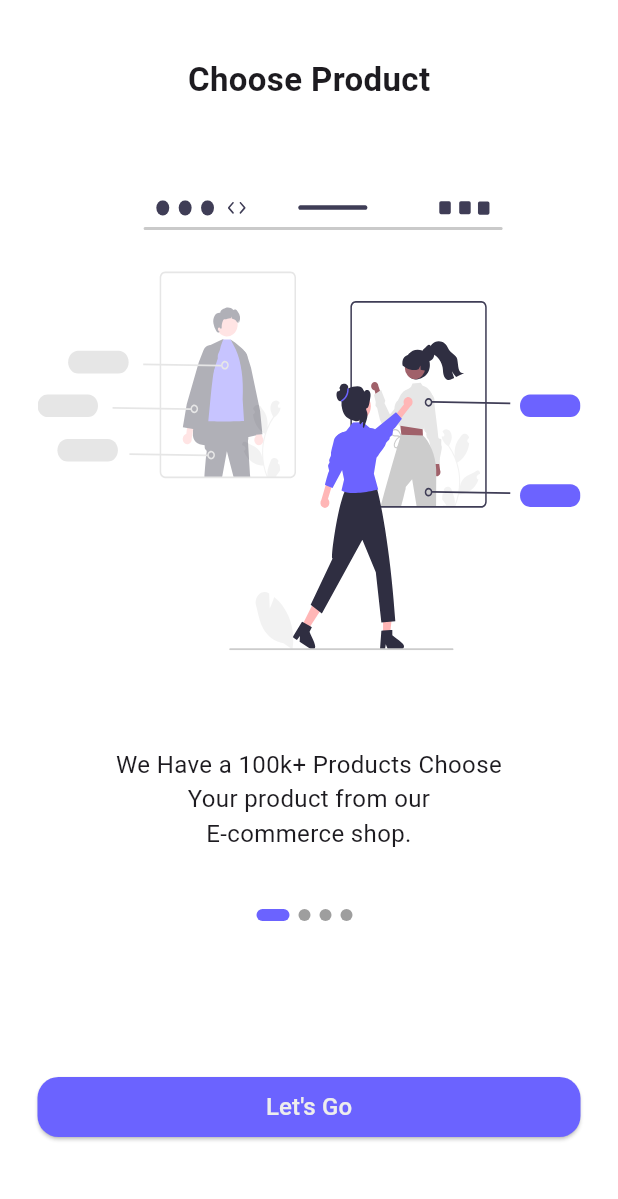
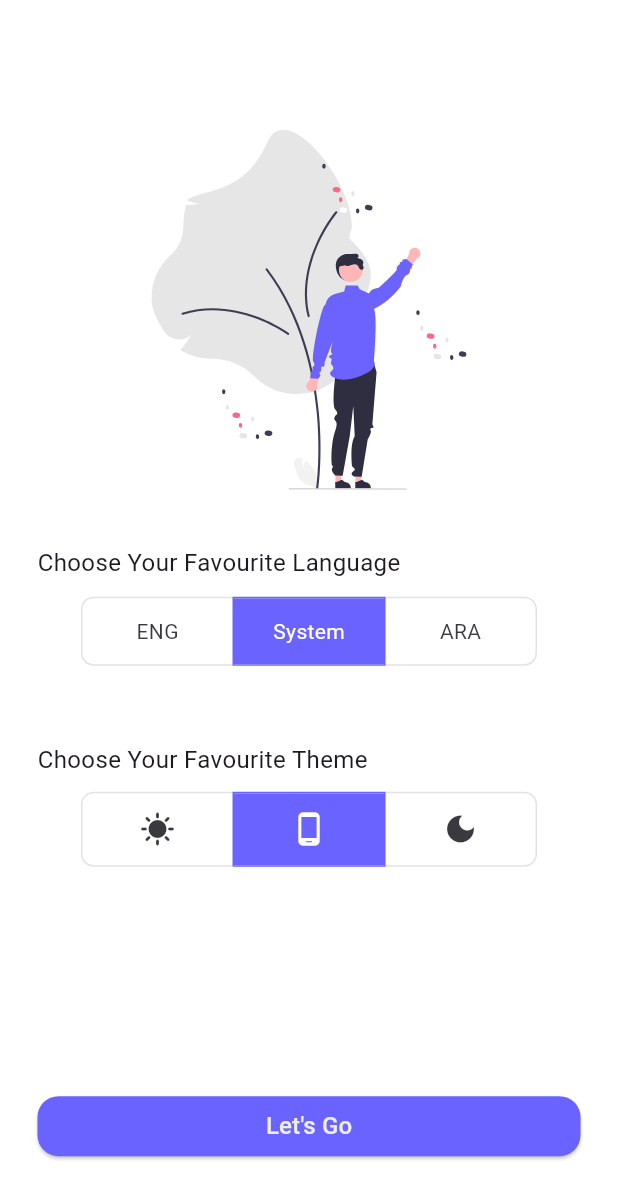
Before and after one commit to ahmedboga94/ecommerceapiapp, a Flutter app: the screen it shows after launch, on a phone screen of 412 x 824 dp. Shown: the top 1199 px of the screen. Run offline on Flutter 3.47's test engine with Material 3 defaults, Android fonts, the phone set to English and light mode, and no system bars; our stand-ins replace dartz, dio, flutter_svg, get_it, go_router, shared_preferences; generated files the repository leaves out were written again.

Commit message:
quick settings done

```diff
--- a/lib/core/constants/app_assets.dart
+++ b/lib/core/constants/app_assets.dart
@@ -1,6 +1,7 @@
 class AppAssets {
   static const String appLogo = "assets/images/notes-logo.png";
 
+  static const String welcoming = "assets/images/welcoming.svg";
   static const String shopping = "assets/images/shopping.svg";
   static const String shoppingBags = "assets/images/shopping_bags.svg";
   static const String payOnline = "assets/images/pay_online.svg";
--- a/lib/core/utils/app_routes.dart
+++ b/lib/core/utils/app_routes.dart
@@ -2,10 +2,12 @@ import 'package:go_router/go_router.dart';
 
 import '../../features/presentation/views/auth/login/login_view.dart';
 import '../../features/presentation/views/onboarding/on_bording_view.dart';
+import '../../features/presentation/views/quick_settings/quick_settings_view.dart';
 
 class AppRoutes {
   // static const String splashView = "/";
-  static const String onBordingView = "/";
+  static const String quickSettingsView = "/";
+  static const String onBordingView = "/onBordingView";
   static const String loginView = "/loginView";
 
   static const String mainView = "/mainView";
@@ -15,6 +17,10 @@ class AppRoutes {
 
   static final GoRouter router = GoRouter(
     routes: [
+      GoRoute(
+        path: quickSettingsView,
+        builder: (context, state) => const QuickSettingsView(),
+      ),
       GoRoute(
         path: onBordingView,
         builder: (context, state) => const OnBordingView(),
--- a/lib/features/presentation/views/onboarding/widgets/on_boarding_button.dart
+++ b/lib/features/presentation/views/onboarding/widgets/on_boarding_button.dart
@@ -18,10 +18,7 @@ class OnBoardingButton extends StatelessWidget {
         onPressed: onBoarding.currentPage == onBoardingDataList.length - 1
             ? () => context.go(AppRoutes.loginView)
             : () => onBoarding.animateTo(),
-        child: Text(
-          onBoarding.currentPage == 0 ? "Let's Go" : "Continue",
-          style: AppTextStyles.mediumRegular,
-        ),
+        child: const Text("Continue", style: AppTextStyles.mediumRegular),
       ),
     );
   }
--- /dev/null
+++ b/lib/features/presentation/views/quick_settings/quick_settings_view.dart
@@ -0,0 +1,49 @@
+import 'package:flutter/material.dart';
+import 'package:flutter_svg/flutter_svg.dart';
+import 'package:go_router/go_router.dart';
+
+import '../../../../core/constants/app_assets.dart';
+import '../../../../core/constants/app_text_styles.dart';
+import '../../../../core/utils/app_routes.dart';
+import 'widgets/language_toggle_buttons.dart';
+import 'widgets/theme_toggle_buttons.dart';
+
+class QuickSettingsView extends StatelessWidget {
+  const QuickSettingsView({super.key});
+
+  @override
+  Widget build(BuildContext context) {
+    return Scaffold(
+      body: Padding(
+        padding: const EdgeInsets.symmetric(horizontal: 25, vertical: 12),
+        child: Column(
+          mainAxisAlignment: MainAxisAlignment.center,
+          crossAxisAlignment: CrossAxisAlignment.start,
+          children: [
+            const Spacer(flex: 2),
+            SizedBox(height: 240, child: SvgPicture.asset(AppAssets.welcoming)),
+            const Spacer(),
+            const Text("Choose Your Favourite Language",
+                style: AppTextStyles.mediumRegular),
+            const SizedBox(height: 10),
+            const Center(child: LanguageToggleButtons()),
+            const SizedBox(height: 50),
+            const Text("Choose Your Favourite Theme",
+                style: AppTextStyles.mediumRegular),
+            const SizedBox(height: 10),
+            const Center(child: ThemeToggleButtons()),
+            const Spacer(flex: 4),
+            SizedBox(
+              width: double.infinity,
+              child: ElevatedButton(
+                  onPressed: () => context.push(AppRoutes.onBordingView),
+                  child: const Text("Let's Go",
+                      style: AppTextStyles.mediumRegular)),
+            ),
+            const Spacer(),
+          ],
+        ),
+      ),
+    );
+  }
+}
--- /dev/null
+++ b/lib/features/presentation/views/quick_settings/widgets/language_toggle_buttons.dart
@@ -0,0 +1,45 @@
+import 'package:flutter/material.dart';
+import 'package:provider/provider.dart';
+
+import '../../../../../core/constants/app_colors.dart';
+import '../../../../../core/enums/language_enum.dart';
+import '../../../provider/settings/language_provider.dart';
+
+class LanguageToggleButtons extends StatelessWidget {
+  const LanguageToggleButtons({super.key});
+
+  @override
+  Widget build(BuildContext context) {
+    final languageProvider = Provider.of<LanguageProvider>(context);
+    return ToggleButtons(
+      fillColor: AppColors.primeColor,
+      selectedColor: AppColors.whiteColor,
+      borderRadius: BorderRadius.circular(8),
+      selectedBorderColor: AppColors.primeColor,
+      constraints: const BoxConstraints(minWidth: 100, minHeight: 40),
+      isSelected: [
+        languageProvider.selectedLanguage == LangEnum.englishLang,
+        languageProvider.selectedLanguage == LangEnum.systemLang,
+        languageProvider.selectedLanguage == LangEnum.arabicLang,
+      ],
+      onPressed: (index) {
+        switch (index) {
+          case 0:
+            languageProvider.setLanguage(LangEnum.englishLang);
+            break;
+          case 1:
+            languageProvider.setLanguage(LangEnum.systemLang);
+            break;
+          case 2:
+            languageProvider.setLanguage(LangEnum.arabicLang);
+            break;
+        }
+      },
+      children: const [
+        Padding(padding: EdgeInsets.all(12), child: Text("ENG")),
+        Padding(padding: EdgeInsets.all(12), child: Text("System")),
+        Padding(padding: EdgeInsets.all(12), child: Text("ARA")),
+      ],
+    );
+  }
+}
--- /dev/null
+++ b/lib/features/presentation/views/quick_settings/widgets/theme_toggle_buttons.dart
@@ -0,0 +1,44 @@
+import 'package:flutter/material.dart';
+import 'package:provider/provider.dart';
+import '../../../../../core/constants/app_colors.dart';
+import '../../../../../core/enums/theme_enum.dart';
+import '../../../provider/settings/theme_provider.dart';
+
+class ThemeToggleButtons extends StatelessWidget {
+  const ThemeToggleButtons({super.key});
+
+  @override
+  Widget build(BuildContext context) {
+    final themeProvider = Provider.of<ThemeProvider>(context);
+    return ToggleButtons(
+      fillColor: AppColors.primeColor,
+      selectedColor: AppColors.whiteColor,
+      borderRadius: BorderRadius.circular(8),
+      selectedBorderColor: AppColors.primeColor,
+      constraints: const BoxConstraints(minWidth: 100, minHeight: 40),
+      isSelected: [
+        themeProvider.selectedTheme == ThemeEnum.lightTheme,
+        themeProvider.selectedTheme == ThemeEnum.systemTheme,
+        themeProvider.selectedTheme == ThemeEnum.darkTheme,
+      ],
+      onPressed: (index) {
+        switch (index) {
+          case 0:
+            themeProvider.setTheme(ThemeEnum.lightTheme);
+            break;
+          case 1:
+            themeProvider.setTheme(ThemeEnum.systemTheme);
+            break;
+          case 2:
+            themeProvider.setTheme(ThemeEnum.darkTheme);
+            break;
+        }
+      },
+      children: const [
+        Padding(padding: EdgeInsets.all(12), child: Icon(Icons.sunny)),
+        Padding(padding: EdgeInsets.all(12), child: Icon(Icons.phone_android)),
+        Padding(padding: EdgeInsets.all(12), child: Icon(Icons.dark_mode)),
+      ],
+    );
+  }
+}
```
Also changed, not shown: lib/features/presentation/views/onboarding/on_bording_view copy.dart (deleted, +0 -95 lines), assets/images/onbording1.png (deleted), assets/images/onbording2.png (deleted), assets/images/onbording3.png (deleted), assets/images/welcoming.svg (added).
